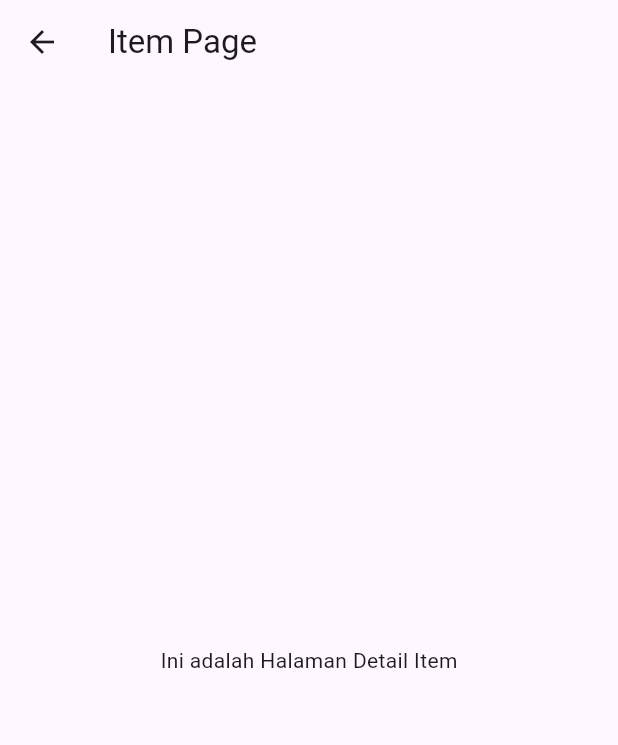
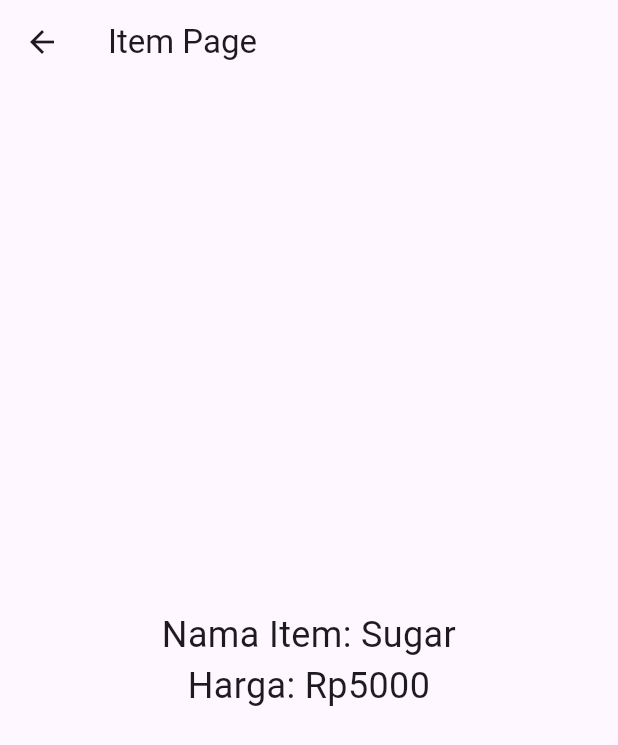
Before and after one commit to FajarKurniaPutra/flutter-part2, a Flutter app: the screen it shows after launch, after a tap on "Sugar", on a phone screen of 412 x 824 dp. Shown: the top 745 px of the screen. Run offline on Flutter 3.47's test engine with Material 3 defaults, Android fonts, the phone set to English and light mode, and no system bars.

Commit message:
Commit 7: Tugas 2 - Soal 1 & 2

```diff
--- a/pertemuan_06/lib/pages/home_page.dart
+++ b/pertemuan_06/lib/pages/home_page.dart
@@ -24,7 +24,7 @@ class HomePage extends StatelessWidget {
             final item = items[index];
             return InkWell(
               onTap: () {
-                Navigator.pushNamed(context, '/item');
+                Navigator.pushNamed(context, '/item', arguments: item);
               },
               child: Card(
                 child: Container(
--- a/pertemuan_06/lib/pages/item_page.dart
+++ b/pertemuan_06/lib/pages/item_page.dart
@@ -1,16 +1,23 @@
 import 'package:flutter/material.dart';
+import '../models/item.dart';
 
 class ItemPage extends StatelessWidget {
   const ItemPage({super.key});
 
   @override
   Widget build(BuildContext context) {
+    final itemArgs = ModalRoute.of(context)!.settings.arguments as Item;
+
     return Scaffold(
       appBar: AppBar(
         title: const Text('Item Page'),
       ),
-      body: const Center(
-        child: Text('Ini adalah Halaman Detail Item'),
+      body: Center(
+        child: Text(
+          'Nama Item: ${itemArgs.name}\nHarga: Rp${itemArgs.price}',
+          textAlign: TextAlign.center,
+          style: const TextStyle(fontSize: 24),
+        ),
       ),
     );
   }
```
